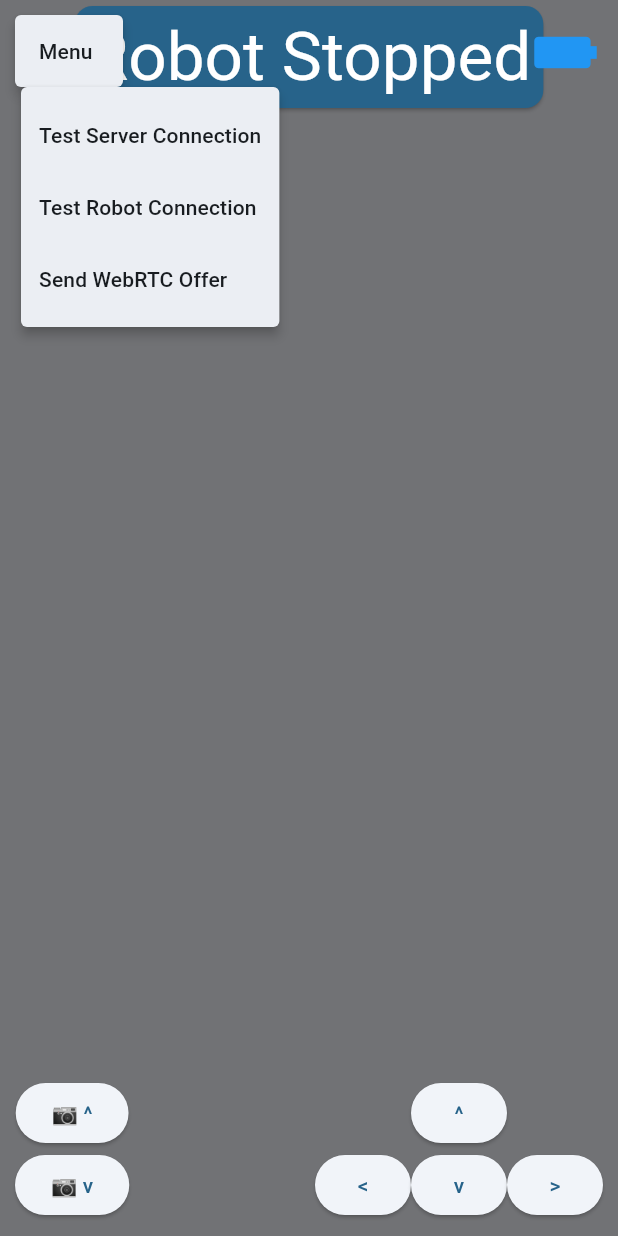
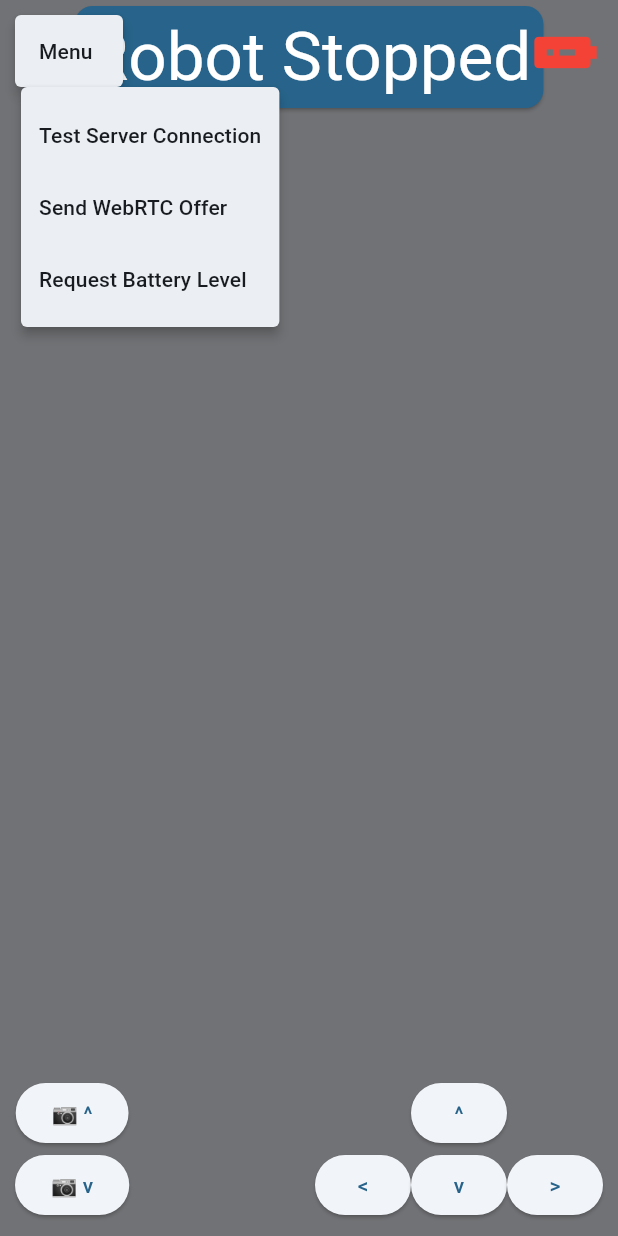
Before and after one commit to Woytsekj/Home_Watcher, a Flutter app: the screen it shows after launch, after a tap on "📷 ^", after a tap on "Menu", on a phone screen of 412 x 824 dp. Run offline on Flutter 3.47's test engine with Material 3 defaults, Android fonts, the phone set to English and light mode, and no system bars; missing offline and left inert: flutter_webrtc, mqtt_client.

Commit message:
Added Battery Widget

```diff
--- /dev/null
+++ b/home_watcher_controller_app/lib/battery_widget.dart
@@ -0,0 +1,84 @@
+import 'package:flutter/material.dart';
+import 'dart:math' as math;
+import 'dart:async';
+
+import 'src/mqtt_server_client.dart';
+
+class BatteryWidget extends StatefulWidget {
+  final MqttComms mqttComms;
+
+  const BatteryWidget({super.key, required this.mqttComms});
+
+  @override
+  State<BatteryWidget> createState() => _BatteryWidgetState(this.mqttComms);
+}
+
+class _BatteryWidgetState extends State<BatteryWidget> {
+  double batteryLevel = -1;
+  Timer? _batteryLevelRequestTimer;
+
+  final MqttComms mqttComms;
+
+  Icon batteryIcon = const Icon(Icons.battery_alert, color: Colors.red, size: 50);
+
+  _BatteryWidgetState(this.mqttComms);
+
+  @override
+  void initState() {
+    super.initState();
+    // Set up MQTT callback for battery level messages
+    mqttComms.onBatteryLevelReceived = (String batteryLevelStr) {
+      print('BatteryWidget::Received battery level message: $batteryLevelStr');
+      double? batteryLevel = double.tryParse(batteryLevelStr);
+      if (batteryLevel != null) {
+        print('BatteryWidget::Parsed battery level: $batteryLevel');
+        updateBatteryLevel(batteryLevel);
+      } else {
+        print('BatteryWidget::Failed to parse battery level: $batteryLevelStr');
+      }
+    };
+
+    _batteryLevelRequestTimer = Timer.periodic(const Duration(seconds: 60), requestBatteryLevelTimeout);
+
+    mqttComms.publishCommand('requestBatteryLevel');
+  }
+
+  void requestBatteryLevelTimeout(Timer timer)
+  {
+    if (batteryLevel < 0)
+    {
+      print('BatteryWidget::Battery level request timed out, requesting update from robot');
+      mqttComms.publishCommand('requestBatteryLevel');
+    } else {
+      // Battery level has been received, stop the timer
+      _batteryLevelRequestTimer?.cancel();
+    }
+  }
+
+  void updateBatteryLevel(double newLevel) {
+    setState(() {
+      batteryLevel = newLevel;
+      if (batteryLevel > 90) {
+        batteryIcon = const Icon(Icons.battery_full, color: Colors.blue, size: 50);
+      } else if (batteryLevel > 75) {
+        batteryIcon = const Icon(Icons.battery_5_bar, color: Colors.blue, size: 50);
+      } else if (batteryLevel > 50) {
+        batteryIcon = const Icon(Icons.battery_3_bar, color: Colors.blue, size: 50);
+      } else if (batteryLevel > 25) {
+        batteryIcon = const Icon(Icons.battery_2_bar, color: Colors.blue, size: 50);
+      } else if (batteryLevel > 10) {
+        batteryIcon = const Icon(Icons.battery_1_bar, color: Colors.yellow, size: 50);
+      } else {
+        batteryIcon = const Icon(Icons.battery_0_bar, color: Colors.red, size: 50);
+      }
+    });
+  }
+
+  @override
+  Widget build(BuildContext context) {
+    return Transform.rotate(
+                angle: 90 * math.pi / 180,
+                child: batteryIcon
+    );
+  }
+}
--- a/home_watcher_controller_app/lib/control_button.dart
+++ b/home_watcher_controller_app/lib/control_button.dart
@@ -18,7 +18,7 @@ class ControlButton extends StatelessWidget {
     super.key,
     required this.direction,
     required this.controlState,
-    required this. mqttComms
+    required this.mqttComms
   });
 
   final ButtonDirection direction;
--- a/home_watcher_controller_app/lib/main.dart
+++ b/home_watcher_controller_app/lib/main.dart
@@ -1,15 +1,14 @@
 // Global Packages
 import 'package:flutter/material.dart';
+import 'package:home_watcher_controller_app/battery_widget.dart';
 import 'package:home_watcher_controller_app/src/signaling.dart';
 import 'package:provider/provider.dart';
-import 'package:http/http.dart' as http;
-import 'dart:math' as math;
+
 
 // Local Classes
 import 'control_state.dart';
 import 'control_button.dart';
 import 'menu_entry.dart';
-import 'http_comms.dart';
 import 'src/p2p_call.dart';
 import 'src/mqtt_server_client.dart';
 
@@ -91,30 +90,19 @@ class MyHomePage extends StatelessWidget {
             },
           ),
           MenuEntry(
-            label: 'Test Robot Connection',
-            onPressed: () async {
-              http.Response response;
-              appState.setState("Testing Robot Connection");
-              response = await HttpComms.sendCommandProtected('TestConnectionRobot');
-
-              if (response.statusCode == 200)
-              {
-                // Connection successful
-                appState.setState("Robot Connection Successful");
-              }
-              else
-              {
-                // Connection failure
-                appState.setState("Robot Connection Not Successful");
-              }
-            },
-          ),
-          MenuEntry(
             label: 'Send WebRTC Offer',
             onPressed: () async {
 
               appState.setState("Sending WebRTC Offer");
               signaling.invite("1");
+            },
+          ),
+          MenuEntry(
+            label: 'Request Battery Level',
+            onPressed: () async {
+
+              appState.setState("Requesting Battery Level");
+              mqttComms.publishCommand('requestBatteryLevel');
             },
           ),
         ],
@@ -165,10 +153,7 @@ class MyHomePage extends StatelessWidget {
             right: 10,
             child: SafeArea
             (
-              child: Transform.rotate(
-                angle: 90 * math.pi / 180,
-                child: Icon(Icons.battery_full, color: Colors.blue, size: 50)
-                )
+              child: BatteryWidget(mqttComms: mqttComms)
             ),
           ),
         ],
--- a/home_watcher_controller_app/lib/src/jpeg_video.dart
+++ b/home_watcher_controller_app/lib/src/jpeg_video.dart
@@ -2,7 +2,7 @@ import 'dart:typed_data';
 import 'package:flutter/material.dart';
 
 class ImageChanger extends StatefulWidget {
-  ImageChanger({super.key,});
+  ImageChanger({super.key});
 
 
   @override
--- a/home_watcher_controller_app/lib/src/mqtt_server_client.dart
+++ b/home_watcher_controller_app/lib/src/mqtt_server_client.dart
@@ -29,7 +29,7 @@ import 'package:flutter/services.dart' show rootBundle;
 
 class MqttComms {
   final client = MqttServerClient('ec2-3-149-184-208.us-east-2.compute.amazonaws.com', 'android');
-  final topic = 'robotCommands';
+  final robotCommandsTopic = 'robotCommands';
 
   final robotToControllerTopic = 'robotWebRTC/tx';
   final controllerToRobotTopic = 'robotWebRTC/rx';
@@ -40,6 +40,7 @@ class MqttComms {
   var pingCount = 0; // Ping counter
 
   Function (String message)? onWebRTCMessageReceived;
+  Function (String message)? onBatteryLevelReceived;
 
   Future<int> setupClient() async {
     /// Set logging on if needed, defaults to off
@@ -122,7 +123,7 @@ class MqttComms {
 
     /// Subscribe to topic ot posit messages to
     print('MQTT::Subscribing to the robotCommands topic');
-    client.subscribe(topic, MqttQos.atMostOnce);
+    client.subscribe(robotCommandsTopic, MqttQos.atMostOnce);
     client.subscribe(robotToControllerTopic, MqttQos.atMostOnce);
     client.subscribe(controllerToRobotTopic, MqttQos.atMostOnce);
 
@@ -154,6 +155,17 @@ class MqttComms {
         {
           print('MQTT::Passing WebRTC message to callback');
           onWebRTCMessageReceived!(pt);
+        }
+      } else if (c[0].topic == robotCommandsTopic)
+      {
+        if (pt.startsWith(RegExp(r"^[0-9]*$"))) {
+          print('MQTT::Battery Level Message Received');
+          // Battery level message received from the robot, pass to the callback
+          if (onBatteryLevelReceived != null)
+          {
+            print('MQTT::Passing Battery Level message to callback');
+            onBatteryLevelReceived!(pt);
+          }
         }
       }
     });
@@ -279,7 +291,7 @@ class MqttComms {
 
     try
     {
-      client.publishMessage(topic, MqttQos.exactlyOnce, builder.payload!);
+      client.publishMessage(robotCommandsTopic, MqttQos.exactlyOnce, builder.payload!);
     }
     on Exception catch (e)
     {
```
Also changed, not shown: home_watcher_controller_app/pubspec.lock.
